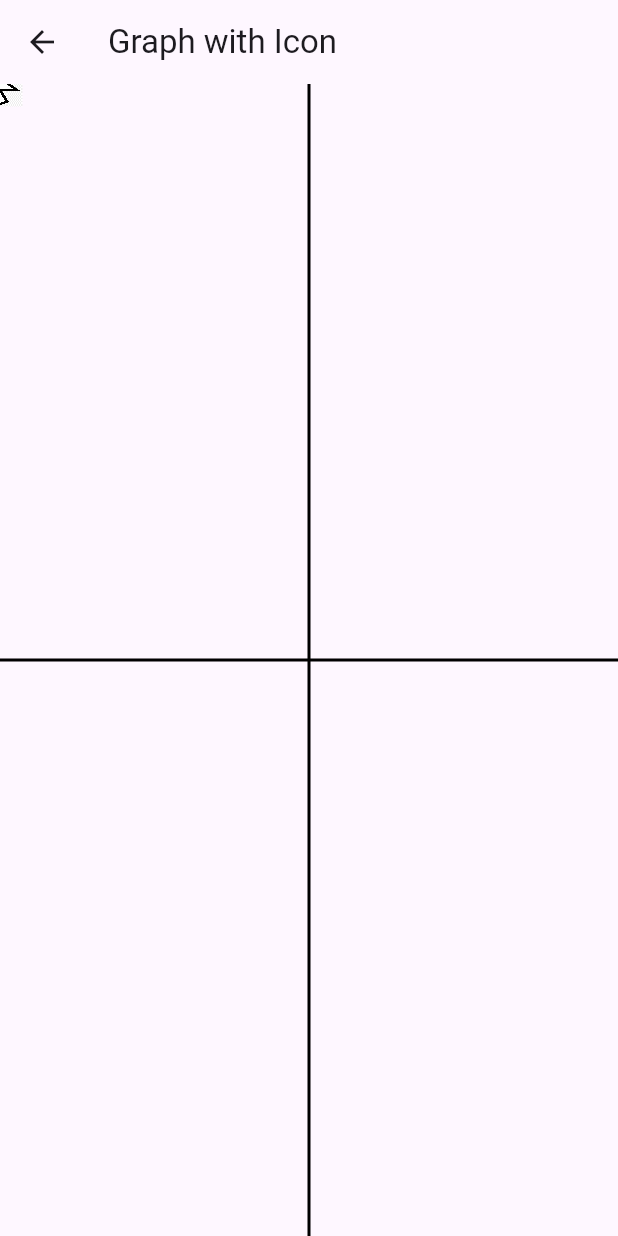
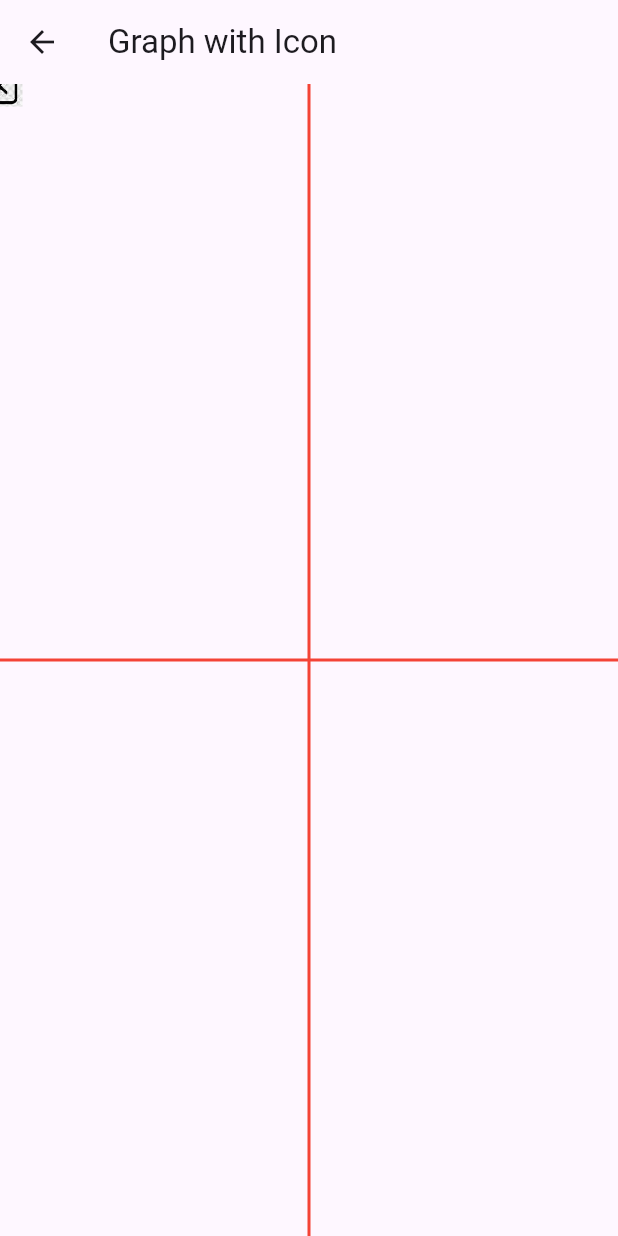
Before and after one commit to jorbDehmel/voice-training-app, a Flutter app: the screen it shows after launch, after a tap on "Analysis", on a phone screen of 412 x 824 dp. Run offline on Flutter 3.47's test engine with Material 3 defaults, Android fonts, the phone set to English and light mode, and no system bars; missing offline and left inert: equations, pitch_detector_dart, record, sound_library, worker_manager.

Commit message:
Changed icon. Added status indicator to analysis page.

```diff
--- a/app/lib/analysis_page.dart
+++ b/app/lib/analysis_page.dart
@@ -16,6 +16,7 @@ class AnalysisPageState extends State<AnalysisPage> {
   ui.Image? _icon;
   double x = 0;
   double y = 0;
+  Color status = Colors.red;
   late SendPort sendPort;
 
   @override
@@ -33,6 +34,7 @@ class AnalysisPageState extends State<AnalysisPage> {
       setState(() {
         x = message.averagePitch;
         y = message.resonanceMeasure;
+        status = Colors.green;
       });
     });
 
@@ -66,7 +68,7 @@ class AnalysisPageState extends State<AnalysisPage> {
         title: const Text('Graph with Icon'),
       ),
       body: CustomPaint(
-        painter: GraphPainter(x: x, y: y, iconImage: _icon),
+        painter: GraphPainter(x: x, y: y, iconImage: _icon, status: status),
         child: Container(),
       ),
     );
@@ -77,13 +79,18 @@ class GraphPainter extends CustomPainter {
   final double x;
   final double y;
   final ui.Image? iconImage;
+  final Color status;
 
-  GraphPainter({required this.x, required this.y, required this.iconImage});
+  GraphPainter(
+      {required this.x,
+      required this.y,
+      required this.iconImage,
+      required this.status});
 
   @override
   void paint(Canvas canvas, Size size) {
     final paint = Paint()
-      ..color = Colors.black
+      ..color = status
       ..strokeWidth = 2;
 
     // Draw X-axis
```
Also changed, not shown: app/assets/icon.png.
